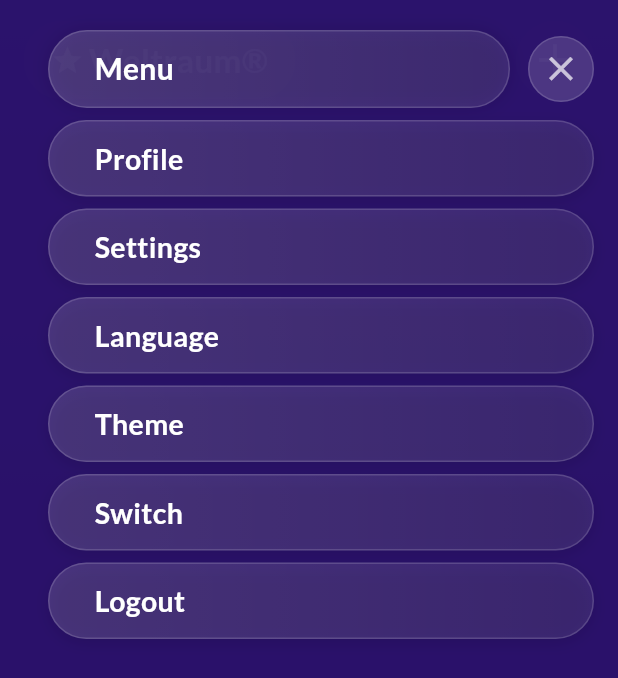
After one commit to astynate/Weltraum-VPN-Client, a Flutter app: the screen it shows after launch, after a tap on the "menu" icon, on a phone screen of 412 x 824 dp. The commit adds this screen. Shown: the top 678 px of the screen. Run offline on Flutter 3.47's test engine with Material 3 defaults, Android fonts, the phone set to English and light mode, and no system bars; our stand-ins replace flutter_secure_storage, flutter_svg, google_sign_in; missing offline and left inert: wireguard_flutter_plus; accounts and stored records are empty.

Commit message:
Added a header

```diff
--- /dev/null
+++ b/lib/assets/vpn-server/virtual_private_network_server_list.dart
@@ -0,0 +1,40 @@
+import 'package:flutter_app/assets/vpn-server/virtual_private_netwrok_server.dart';
+
+final Map<String, VirtualPrivateNetwrokServer> vpnServers = {
+  "France_Lautenbourg": VirtualPrivateNetwrokServer(
+    serverAddress: "169.58.134.146:51820",
+    flag: "lib/assets/icons/flags/france.svg",
+    city: "Lautenbourg",
+    country: "France",
+    configuration: """
+        [Interface]
+        PrivateKey = kO/J+fzC56fw7YzrH9upVuc7RszBENGu9U99DPALs0E=
+        Address = 10.0.0.2/32
+        DNS = 8.8.8.8, 8.8.4.4
+
+        [Peer]
+        PublicKey = s/FexR9aa5uDPg4zYVc+JdzC5LdyevE/RI7hlQkT7RM=
+        AllowedIPs = 0.0.0.0/0
+        Endpoint = 169.58.134.146:51820
+        PersistentKeepalive = 25
+      """
+    ),
+    "Germany_Hambourg": VirtualPrivateNetwrokServer(
+    serverAddress: "169.58.134.146:51820",
+    flag: "lib/assets/icons/flags/germany.svg",
+    city: "Hambourg",
+    country: "Germany",
+    configuration: """
+        [Interface]
+        PrivateKey = kO/J+fzC56fw7YzrH9upVuc7RszBENGu9U99DPALs0E=
+        Address = 10.0.0.2/32
+        DNS = 8.8.8.8, 8.8.4.4
+
+        [Peer]
+        PublicKey = s/FexR9aa5uDPg4zYVc+JdzC5LdyevE/RI7hlQkT7RM=
+        AllowedIPs = 0.0.0.0/0
+        Endpoint = 169.58.134.146:51820
+        PersistentKeepalive = 25
+      """
+    ),
+};
--- /dev/null
+++ b/lib/assets/vpn-server/virtual_private_netwrok_server.dart
@@ -0,0 +1,15 @@
+class VirtualPrivateNetwrokServer {
+  final String serverAddress;
+  final String configuration;
+  final String flag;
+  final String country;
+  final String city;
+
+  VirtualPrivateNetwrokServer({
+    required this.serverAddress,
+    required this.configuration,
+    required this.flag,
+    required this.country,
+    required this.city
+  });
+}
--- a/lib/widgets/button_content/button_content.dart
+++ b/lib/elements/button_content/button_content.dart
@@ -1,6 +1,6 @@
 import 'package:flutter/material.dart';
 import 'package:flutter_svg/svg.dart';
-import 'package:flutter_app/widgets/buttons/main_buttons/main_button_styles/button_style.dart';
+import 'package:flutter_app/elements/buttons/main_buttons/main_button_styles/button_style.dart';
 
 class ButtonContent extends StatelessWidget {
   final Widget? leading;
--- a/lib/widgets/button_content/double_text_button_content.dart
+++ b/lib/elements/button_content/double_text_button_content.dart
@@ -1,6 +1,6 @@
 import 'package:flutter/material.dart';
-import 'package:flutter_app/widgets/button_content/button_content.dart';
-import 'package:flutter_app/widgets/buttons/main_buttons/main_button_styles/button_style.dart';
+import 'package:flutter_app/elements/button_content/button_content.dart';
+import 'package:flutter_app/elements/buttons/main_buttons/main_button_styles/button_style.dart';
 
 class DoubleTextButtonContent extends ButtonContent {
   final String label;
--- a/lib/widgets/button_content/text_button_content.dart
+++ b/lib/elements/button_content/text_button_content.dart
@@ -1,6 +1,6 @@
 import 'package:flutter/material.dart';
-import 'package:flutter_app/widgets/button_content/button_content.dart';
-import 'package:flutter_app/widgets/buttons/main_buttons/main_button_styles/button_style.dart';
+import 'package:flutter_app/elements/button_content/button_content.dart';
+import 'package:flutter_app/elements/buttons/main_buttons/main_button_styles/button_style.dart';
 
 class TextButtonContent extends ButtonContent {
   final String label;
--- a/lib/widgets/buttons/main_buttons/button.dart
+++ b/lib/elements/buttons/main_buttons/button.dart
@@ -1,6 +1,6 @@
 import 'package:flutter/material.dart';
-import 'package:flutter_app/widgets/button_content/button_content.dart';
-import 'package:flutter_app/widgets/buttons/main_buttons/main_button_styles/button_style.dart';
+import 'package:flutter_app/elements/button_content/button_content.dart';
+import 'package:flutter_app/elements/buttons/main_buttons/main_button_styles/button_style.dart';
 
 class MainButton extends StatefulWidget {
   final VoidCallback onPressed;
--- a/lib/widgets/buttons/main_buttons/main_button_styles/accent_button_style.dart
+++ b/lib/elements/buttons/main_buttons/main_button_styles/accent_button_style.dart
@@ -1,6 +1,6 @@
 import 'package:flutter/material.dart';
 import 'package:flutter_app/classes/application/application_state.dart';
-import 'package:flutter_app/widgets/buttons/main_buttons/main_button_styles/button_style.dart';
+import 'package:flutter_app/elements/buttons/main_buttons/main_button_styles/button_style.dart';
 
 class AccentButtonStyle extends AbstractButtonStyle {
   @override
--- a/lib/widgets/buttons/main_buttons/main_button_styles/bright_button_style.dart
+++ b/lib/elements/buttons/main_buttons/main_button_styles/bright_button_style.dart
@@ -1,6 +1,6 @@
 import 'package:flutter/material.dart';
 import 'package:flutter_app/classes/application/application_state.dart';
-import 'package:flutter_app/widgets/buttons/main_buttons/main_button_styles/button_style.dart';
+import 'package:flutter_app/elements/buttons/main_buttons/main_button_styles/button_style.dart';
 
 class BrightButtonStyle extends AbstractButtonStyle {
   @override
--- a/lib/widgets/buttons/main_buttons/main_button_styles/dark_button_style.dart
+++ b/lib/elements/buttons/main_buttons/main_button_styles/dark_button_style.dart
@@ -1,6 +1,6 @@
 import 'package:flutter/material.dart';
 import 'package:flutter_app/classes/application/application_state.dart';
-import 'package:flutter_app/widgets/buttons/main_buttons/main_button_styles/button_style.dart';
+import 'package:flutter_app/elements/buttons/main_buttons/main_button_styles/button_style.dart';
 
 class DarkButtonStyle extends AbstractButtonStyle {
   @override
--- a/lib/widgets/buttons/main_buttons/main_button_styles/normal_button_style.dart
+++ b/lib/elements/buttons/main_buttons/main_button_styles/normal_button_style.dart
@@ -1,6 +1,6 @@
 import 'package:flutter/material.dart';
 import 'package:flutter_app/classes/application/application_state.dart';
-import 'package:flutter_app/widgets/buttons/main_buttons/main_button_styles/button_style.dart';
+import 'package:flutter_app/elements/buttons/main_buttons/main_button_styles/button_style.dart';
 
 class NormalButtonStyle extends AbstractButtonStyle {
   @override
--- a/lib/main.dart
+++ b/lib/main.dart
@@ -1,6 +1,7 @@
 import 'package:flutter/material.dart';
 import 'package:flutter_app/operators/jason_web_token_operator.dart';
 import 'package:flutter_app/screens/authorization/login_screen.dart';
+import 'package:flutter_app/screens/start/start_screen.dart';
 import 'screens/home/home_screen.dart';
 import 'classes/application/application_state.dart';
 import 'package:provider/provider.dart';
@@ -23,7 +24,7 @@ void main() async {
         value: state,
         child: WeltraumVPN(
           state: state,
-          initialRoute: '/login',
+          initialRoute: '/',
         ),
       ),
     );
@@ -50,7 +51,7 @@ class WeltraumVPN extends StatelessWidget {
       ),
       initialRoute: initialRoute,
       routes: {
-        // "/": (context) => const StartScreen(),
+        "/": (context) => const StartScreen(),
         "/home": (context) => const HomeScreen(),
         "/login": (context) => const LoginScreen(),
       },
--- a/lib/operators/google_login_operator.dart
+++ b/lib/operators/google_login_operator.dart
@@ -19,16 +19,12 @@ class GoogleLoginOperator {
 
       if (googleAccount == null) return false;
 
-      final GoogleSignInAuthentication authentification = await googleAccount.authentication;
-
       dynamic result = await AccountAPI.authorizeWithGoogle(googleAccount.email, googleAccount.displayName ?? "Unknown User", googleAccount.photoUrl);
 
       if (result != null && result.account != null && result.accessToken != null && result.refreshToken != null) {
         state.setAccount(result.account);
         state.saveTokens(result.accessToken, result.refreshToken);
       }
-
-      print(state);
 
       return true;
     } catch (e) {
--- a/lib/screens/start/start_screen.dart
+++ b/lib/screens/start/start_screen.dart
@@ -1,29 +1,31 @@
 import 'package:flutter/material.dart';
 import 'package:flutter_app/classes/application/application_state.dart';
+import 'package:flutter_app/widgets/header/header.dart';
+import 'package:provider/provider.dart';
 
 class StartScreen extends StatelessWidget {
   const StartScreen({super.key});
 
   @override
   Widget build(BuildContext context) {
+    final state = context.watch<ApplicationState>();
+
     return Scaffold(
-      body: Container(
-        width: double.infinity,
-        color: ApplicationState().theme.primary300Color, // ← no gradient, just a solid background
-        padding: const EdgeInsets.symmetric(horizontal: 24),
-        child: const Column(
-          children: [
-            SizedBox(height: 80),
-            Text(
-              "Weltraum VPN",
-              style: TextStyle(fontSize: 32, fontWeight: FontWeight.bold),
+      body: SizedBox.expand(
+        child: DecoratedBox(
+          decoration: BoxDecoration(
+            gradient: LinearGradient(
+              colors: [
+                state.theme.backgroundGradientStart,
+                state.theme.backgroundGradientEnd,
+              ],
+              begin: Alignment.topCenter,
+              end: Alignment.bottomCenter,
             ),
-            SizedBox(height: 10),
-            Text(
-              "Fast. Safe. Secure.",
-              style: TextStyle(fontSize: 18),
-            ),
-          ],
+          ),
+          child: const SafeArea(
+            child: Header(),
+          ),
         ),
       ),
     );
--- /dev/null
+++ b/lib/widgets/header/header.dart
@@ -0,0 +1,347 @@
+import 'package:flutter/material.dart';
+
+class Header extends StatefulWidget {
+  const Header({super.key});
+
+  @override
+  State<Header> createState() => _HeaderState();
+}
+
+class _HeaderState extends State<Header>
+    with SingleTickerProviderStateMixin {
+  late AnimationController _controller;
+
+  late Animation<double> _fadeAnimation;
+  late Animation<double> _scaleAnimation;
+
+  bool menuOpen = false;
+
+  @override
+  void initState() {
+    super.initState();
+
+    _controller = AnimationController(
+      vsync: this,
+      duration: const Duration(milliseconds: 450),
+    );
+
+    _fadeAnimation = CurvedAnimation(
+      parent: _controller,
+      curve: Curves.easeOut,
+    );
+
+    _scaleAnimation = Tween<double>(
+      begin: 0.92,
+      end: 1.0,
+    ).animate(
+      CurvedAnimation(
+        parent: _controller,
+        curve: Curves.easeOutBack,
+      ),
+    );
+  }
+
+  void toggleMenu() {
+    setState(() {
+      menuOpen = !menuOpen;
+    });
+
+    if (menuOpen) {
+      _controller.forward();
+    } else {
+      _controller.reverse();
+    }
+  }
+
+  @override
+  void dispose() {
+    _controller.dispose();
+    super.dispose();
+  }
+
+  @override
+  Widget build(BuildContext context) {
+    return AnimatedContainer(
+        duration: const Duration(milliseconds: 400),
+        color: const Color.fromARGB(0, 255, 255, 255),
+        child: SafeArea(
+          child: Stack(
+            children: [
+              _buildHeader(),
+
+              if (menuOpen) _buildMenu(),
+            ],
+          ),
+        ),
+      );
+  }
+
+  Widget _buildHeader() {
+    return Padding(
+      padding: const EdgeInsets.fromLTRB(16, 14, 16, 0),
+      child: Row(
+        children: [
+          AnimatedContainer(
+            duration: const Duration(milliseconds: 300),
+            height: 52,
+            padding: const EdgeInsets.symmetric(horizontal: 18),
+            decoration: BoxDecoration(
+              color: Colors.white.withValues(alpha: .10),
+              borderRadius: BorderRadius.circular(25),
+            ),
+            child: const Row(
+              children: [
+                Icon(
+                  Icons.star,
+                  color: Colors.white,
+                  size: 22,
+                ),
+                SizedBox(width: 3),
+                Text(
+                  'Weltraum®',
+                  style: TextStyle(
+                    color: Colors.white,
+                    fontSize: 22,
+                    fontWeight: FontWeight.w700,
+                  ),
+                ),
+              ],
+            ),
+          ),
+
+          const SizedBox(width: 12),
+          const Spacer(),
+
+          // Menu button
+          GestureDetector(
+            onTap: toggleMenu,
+            child: AnimatedContainer(
+              duration: const Duration(milliseconds: 300),
+              width: 52,
+              height: 52,
+              decoration: BoxDecoration(
+                shape: BoxShape.circle,
+                color: Colors.white.withValues(alpha: .12),
+              ),
+              child: AnimatedRotation(
+                turns: menuOpen ? .125 : 0,
+                duration: const Duration(milliseconds: 350),
+                curve: Curves.easeOutBack,
+                child: Icon(
+                  menuOpen ? Icons.close : Icons.menu,
+                  color: Colors.white,
+                  size: 28,
+                ),
+              ),
+            ),
+          ),
+        ],
+      ),
+    );
+  }
+
+  Widget _buildMenu() {
+    final items = [
+      'Profile',
+      'Settings',
+      'Language',
+      'Theme',
+      'Switch',
+      'Logout',
+    ];
+
+    return Positioned.fill(
+      child: Container(
+        color: const Color(0xFF29106A).withValues(alpha: .96),
+        child: Padding(
+          padding: const EdgeInsets.fromLTRB(32, 20, 16, 0),
+          child: Column(
+            children: [
+              // Top close/header
+              Row(
+                children: [
+                  Expanded(
+                    child: _menuHeader(),
+                  ),
+                  const SizedBox(width: 12),
+                  _closeButton(),
+                ],
+              ),
+
+              const SizedBox(height: 8),
+
+              Expanded(
+                child: ListView.builder(
+                  physics: const NeverScrollableScrollPhysics(),
+                  itemCount: items.length,
+                  itemBuilder: (context, index) {
+                    return _animatedMenuItem(
+                      text: items[index],
+                      index: index,
+                    );
+                  },
+                ),
+              ),
+            ],
+          ),
+        ),
+      ),
+    );
+  }
+
+  Widget _menuHeader() {
+    return AnimatedBuilder(
+      animation: _controller,
+      builder: (context, child) {
+        return Opacity(
+          opacity: _fadeAnimation.value,
+          child: Transform.scale(
+            scale: _scaleAnimation.value,
+            alignment: Alignment.centerLeft,
+            child: child,
+          ),
+        );
+      },
+      child: Container(
+        height: 52,
+        decoration: BoxDecoration(
+          borderRadius: BorderRadius.circular(28),
+          gradient: LinearGradient(
+            colors: [
+              Colors.white.withValues(alpha: .16),
+              Colors.white.withValues(alpha: .10),
+            ],
+          ),
+          border: Border.all(
+            color: Colors.white.withValues(alpha: .15),
+          ),
+          boxShadow: [
+            BoxShadow(
+              color: Colors.black.withValues(alpha: .12),
+              blurRadius: 10,
+            ),
+          ],
+        ),
+        alignment: Alignment.centerLeft,
+        padding: const EdgeInsets.symmetric(horizontal: 30),
+        child: const Text(
+          'Menu',
+          style: TextStyle(
+            color: Colors.white,
+            fontSize: 20,
+            fontWeight: FontWeight.w600,
+          ),
+        ),
+      ),
+    );
+  }
+
+  Widget _closeButton() {
+    return GestureDetector(
+      onTap: toggleMenu,
+      child: Container(
+        width: 44,
+        height: 44,
+        decoration: BoxDecoration(
+          shape: BoxShape.circle,
+          color: Colors.white.withValues(alpha: .15),
+          border: Border.all(
+            color: Colors.white.withValues(alpha: .15),
+          ),
+        ),
+        child: const Icon(
+          Icons.close,
+          color: Colors.white70,
+          size: 27,
+        ),
+      ),
+    );
+  }
+
+  Widget _animatedMenuItem({
+    required String text,
+    required int index,
+  }) {
+    final start = (index * .08).clamp(0.0, .6);
+    final end = (start + .45).clamp(0.0, 1.0);
+
+    final animation = CurvedAnimation(
+      parent: _controller,
+      curve: Interval(
+        start,
+        end,
+        curve: Curves.easeOutBack,
+      ),
+    );
+
+    return AnimatedBuilder(
+      animation: animation,
+      builder: (context, child) {
+        return Opacity(
+          opacity: animation.value.clamp(0.0, 1.0),
+          child: Transform.translate(
+            offset: Offset(
+              -35 * (1 - animation.value),
+              0,
+            ),
+            child: Transform.scale(
+              scale: .95 + (.05 * animation.value),
+              child: child,
+            ),
+          ),
+        );
+      },
+      child: Padding(
+        padding: const EdgeInsets.only(bottom: 8),
+        child: _menuButton(text),
+      ),
+    );
+  }
+
+  Widget _menuButton(String text) {
+    return Material(
+      color: Colors.transparent,
+      child: InkWell(
+        borderRadius: BorderRadius.circular(28),
+        onTap: () {
+          debugPrint('$text clicked');
+        },
+        child: Container(
+          height: 51,
+          decoration: BoxDecoration(
+            borderRadius: BorderRadius.circular(28),
+            gradient: LinearGradient(
+              begin: Alignment.centerLeft,
+              end: Alignment.centerRight,
+              colors: [
+                Colors.white.withValues(alpha: .15),
+                Colors.white.withValues(alpha: .09),
+              ],
+            ),
+            border: Border.all(
+              color: Colors.white.withValues(alpha: .15),
+              width: 1,
+            ),
+            boxShadow: [
+              BoxShadow(
+                color: Colors.black.withValues(alpha: .10),
+                blurRadius: 8,
+                offset: const Offset(0, 3),
+              ),
+            ],
+          ),
+          padding: const EdgeInsets.symmetric(horizontal: 30),
+          alignment: Alignment.centerLeft,
+          child: Text(
+            text,
+            style: const TextStyle(
+              color: Colors.white,
+              fontSize: 19,
+              fontWeight: FontWeight.w600,
+            ),
+          ),
+        ),
+      ),
+    );
+  }
+}
```
Also changed, not shown: lib/screens/authorization/login_screen.dart (+4 -4 lines), lib/screens/home/home_screen.dart (+5 -5 lines), lib/elements/buttons/main_buttons/active_button.dart (added), lib/elements/buttons/main_buttons/deactivated_button.dart (added), lib/elements/buttons/main_buttons/main_button_styles/button_style.dart (renamed from lib/widgets/buttons/main_buttons/main_button_styles/button_style.dart), lib/elements/buttons/main_buttons/passive_button.dart (added).
